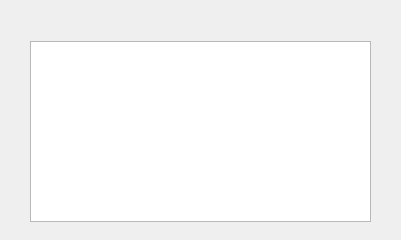
The window that vcbld-gui/setupdialog.ui (dreamplayerzhang/vcbld) describes before a commit, drawn with Qt 5.
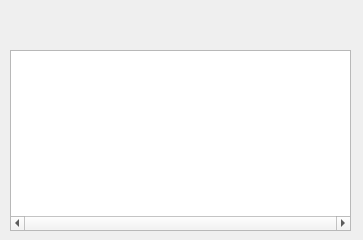
The same window after the commit.

```diff
--- a/vcbld-gui/setupdialog.ui
+++ b/vcbld-gui/setupdialog.ui
@@ -6,7 +6,7 @@
    <rect>
     <x>0</x>
     <y>0</y>
-    <width>401</width>
+    <width>363</width>
     <height>240</height>
    </rect>
   </property>
@@ -16,20 +16,29 @@
   <widget class="QListWidget" name="listWidget">
    <property name="geometry">
     <rect>
-     <x>30</x>
-     <y>41</y>
+     <x>10</x>
+     <y>50</y>
      <width>341</width>
      <height>181</height>
     </rect>
    </property>
+   <property name="horizontalScrollBarPolicy">
+    <enum>Qt::ScrollBarAlwaysOn</enum>
+   </property>
+   <property name="sizeAdjustPolicy">
+    <enum>QAbstractScrollArea::AdjustToContents</enum>
+   </property>
+   <property name="isWrapping" stdset="0">
+    <bool>true</bool>
+   </property>
   </widget>
   <widget class="QLabel" name="label">
    <property name="geometry">
     <rect>
-     <x>30</x>
+     <x>10</x>
      <y>10</y>
      <width>331</width>
-     <height>21</height>
+     <height>31</height>
     </rect>
    </property>
    <property name="text">
```
